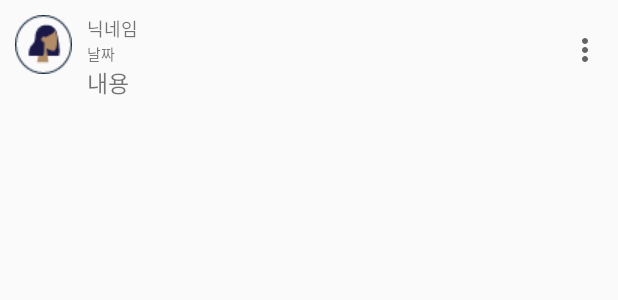
After one commit to kouym7979/OpenAPI, an Android app: the layout review_item.xml on its own in the app's theme, with its tools: preview values and no code run, on a phone screen of 412 x 824 dp. The commit adds this screen. Shown: the top 300 px of the screen. Run offline under Robolectric (Android 15) with nearby library versions, the phone set to English and light mode, and no system bars.

Commit message:
[add] review delete funtion
feat. 작성자가 본인일경우 삭제가능

```diff
--- a/app/src/main/java/com/example/openapi/Adapter/RecyclerViewAdapter.kt
+++ b/app/src/main/java/com/example/openapi/Adapter/RecyclerViewAdapter.kt
@@ -14,8 +14,6 @@ import com.example.openapi.R
 import kotlinx.android.synthetic.main.list_item.view.*
 
 class RecyclerViewAdapter(val bookList : MainActivity.ResponseDTO):RecyclerView.Adapter<RecyclerViewAdapter.ViewHolder>() {
-
-
 
     lateinit var listener: AdapterView.OnItemClickListener
     override fun onCreateViewHolder(parent: ViewGroup, viewType: Int):ViewHolder {
@@ -43,6 +41,7 @@ class RecyclerViewAdapter(val bookList : MainActivity.ResponseDTO):RecyclerView.
     }
     class ViewHolder(view : View) : RecyclerView.ViewHolder(view) {
 
+
         fun bindItems(data : MainActivity.Book){
             itemView.title.text=data.TITLE
             itemView.author.text=data.AUTHOR
--- /dev/null
+++ b/app/src/main/res/drawable/ic_more_vert_24.xml
@@ -0,0 +1,10 @@
+<vector xmlns:android="http://schemas.android.com/apk/res/android"
+    android:width="24dp"
+    android:height="24dp"
+    android:viewportWidth="24"
+    android:viewportHeight="24"
+    android:tint="?attr/colorControlNormal">
+  <path
+      android:fillColor="@android:color/white"
+      android:pathData="M12,8c1.1,0 2,-0.9 2,-2s-0.9,-2 -2,-2 -2,0.9 -2,2 0.9,2 2,2zM12,10c-1.1,0 -2,0.9 -2,2s0.9,2 2,2 2,-0.9 2,-2 -0.9,-2 -2,-2zM12,16c-1.1,0 -2,0.9 -2,2s0.9,2 2,2 2,-0.9 2,-2 -0.9,-2 -2,-2z"/>
+</vector>
--- /dev/null
+++ b/app/src/main/res/layout/review_item.xml
@@ -0,0 +1,65 @@
+<?xml version="1.0" encoding="utf-8"?>
+<androidx.constraintlayout.widget.ConstraintLayout xmlns:android="http://schemas.android.com/apk/res/android"
+    android:layout_width="match_parent"
+    android:layout_height="wrap_content"
+    xmlns:app="http://schemas.android.com/apk/res-auto"
+    xmlns:tools="http://schemas.android.com/tools">
+
+
+    <ImageView
+        android:layout_width="wrap_content"
+        android:layout_height="wrap_content"
+        android:id="@+id/review_img"
+        android:src="@drawable/personex"
+        android:layout_marginTop="10sp"
+        android:layout_marginLeft="10sp"
+        android:layout_marginRight="5sp"
+        app:layout_constraintLeft_toLeftOf="parent"
+        app:layout_constraintTop_toTopOf="parent"
+        />
+
+    <TextView
+        android:layout_width="wrap_content"
+        android:layout_height="wrap_content"
+        android:id="@+id/review_name"
+        app:layout_constraintLeft_toRightOf="@+id/review_img"
+        android:layout_marginTop="10sp"
+        android:layout_marginLeft="10sp"
+        android:textSize="12sp"
+        tools:text="닉네임"
+        app:layout_constraintTop_toTopOf="parent"
+        />
+    <TextView
+        android:layout_width="wrap_content"
+        android:layout_height="wrap_content"
+        android:id="@+id/review_date"
+        app:layout_constraintLeft_toRightOf="@+id/review_img"
+        android:layout_marginLeft="10sp"
+        android:textSize="10sp"
+        tools:text="날짜"
+        app:layout_constraintTop_toBottomOf="@id/review_name"
+        />
+    <TextView
+        android:layout_width="wrap_content"
+        android:layout_height="wrap_content"
+        android:id="@+id/review_content"
+        app:layout_constraintLeft_toRightOf="@+id/review_img"
+        android:layout_marginLeft="10sp"
+        android:textSize="15sp"
+        android:maxLines="4"
+        tools:text="내용"
+        app:layout_constraintTop_toBottomOf="@id/review_date"
+        />
+
+    <ImageButton
+        android:layout_width="wrap_content"
+        android:layout_height="wrap_content"
+        android:src="@drawable/ic_more_vert_24"
+        android:background="@android:color/transparent"
+        app:layout_constraintRight_toRightOf="parent"
+        app:layout_constraintTop_toTopOf="parent"
+        app:layout_constraintBottom_toBottomOf="parent"
+        android:layout_marginRight="10sp"
+        android:id="@+id/review_menu"/>
+
+</androidx.constraintlayout.widget.ConstraintLayout>
```
Also changed, not shown: app/src/main/java/com/example/openapi/Adapter/ReviewAdapter.kt (added, +79 -0 lines), app/src/main/java/com/example/openapi/BookComment.kt (+84 -40 lines), app/src/main/res/drawable/comment_item_shape.xml (added, +12 -0 lines), app/src/main/res/layout/custom_dialog.xml (added, +73 -0 lines), app/src/main/res/menu/review_menu.xml (added, +10 -0 lines), app/src/main/res/drawable/personex.png (added).
